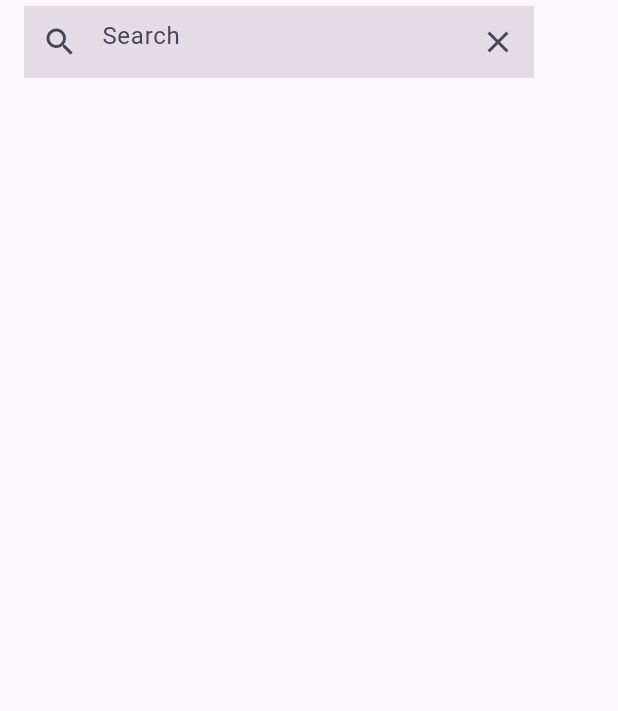
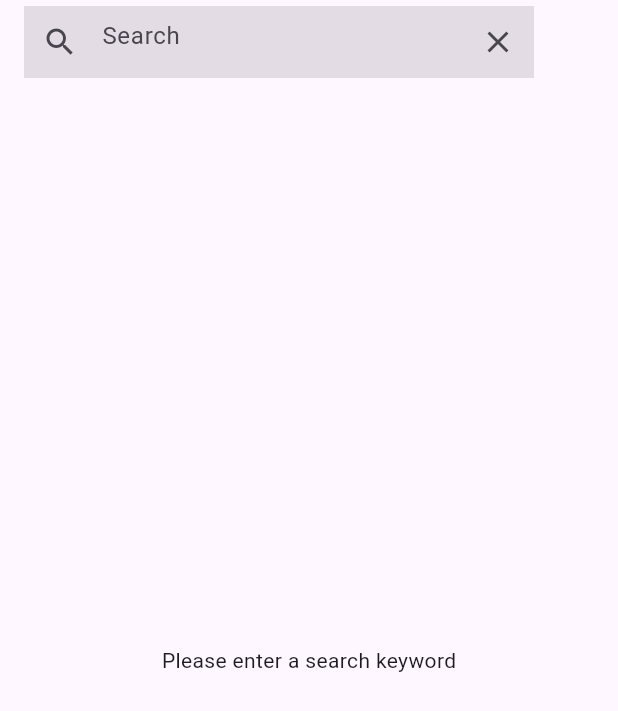
Before and after one commit to Satoru0529/flutter-engineer-codecheck, a Flutter app: the screen it shows after launch, on a phone screen of 412 x 824 dp. Shown: the top 711 px of the screen. Run offline on Flutter 3.47's test engine with Material 3 defaults, Android fonts, the phone set to English and light mode, and no system bars; our stand-ins replace flutter_riverpod, freezed_annotation; generated files the repository leaves out were written again.

Commit message:
feat: 多言語化を対応

```diff
--- /dev/null
+++ b/l10n.yaml
@@ -0,0 +1,3 @@
+arb-dir: lib/core/l10n
+template-arb-file: app_en.arb
+output-localization-file: app_localizations.dart
--- /dev/null
+++ b/lib/core/l10n/app_en.arb
@@ -0,0 +1,7 @@
+{
+  "@@locale": "en",
+  "search": "Search",
+  "pleaseEnter": "Please enter a search keyword",
+  "notFound": "No repositories were found that contain the entered search keyword.",
+  "error": "An error has occurred"
+}
--- /dev/null
+++ b/lib/core/l10n/l10n.dart
@@ -0,0 +1,14 @@
+import 'package:flutter/material.dart';
+
+import 'package:flutter_gen/gen_l10n/app_localizations.dart';
+
+class L10n {
+  static AppLocalizations of(BuildContext context) =>
+      AppLocalizations.of(context)!;
+
+  static const List<LocalizationsDelegate<dynamic>> localizationsDelegates =
+      AppLocalizations.localizationsDelegates;
+
+  static const List<Locale> supportedLocales =
+      AppLocalizations.supportedLocales;
+}
--- a/lib/main.dart
+++ b/lib/main.dart
@@ -1,5 +1,7 @@
 import 'package:flutter/material.dart';
 import 'package:flutter/services.dart';
+import 'package:flutter_localizations/flutter_localizations.dart';
+import 'package:flutter_gen/gen_l10n/app_localizations.dart';
 import 'package:flutter_riverpod/flutter_riverpod.dart';
 
 import 'presentation/page/search_page.dart';
@@ -17,11 +19,20 @@ void main() {
 class MyApp extends StatelessWidget {
   const MyApp({super.key});
 
-  // This widget is the root of your application.
   @override
   Widget build(BuildContext context) {
     return MaterialApp(
       title: 'Flutter Demo',
+      localizationsDelegates: const [
+        AppLocalizations.delegate,
+        GlobalMaterialLocalizations.delegate,
+        GlobalWidgetsLocalizations.delegate,
+        GlobalCupertinoLocalizations.delegate,
+      ],
+      supportedLocales: const [
+        Locale('ja', ''),
+        Locale('en', ''),
+      ],
       theme: ThemeData(
         useMaterial3: true,
         brightness: Brightness.light,
--- a/lib/presentation/component/search_text_field.dart
+++ b/lib/presentation/component/search_text_field.dart
@@ -1,6 +1,7 @@
 import 'package:flutter/material.dart';
 import 'package:flutter_riverpod/flutter_riverpod.dart';
 
+import '../../core/l10n/l10n.dart';
 import '../notifier/github_repo_list_notifier.dart';
 
 class SearchTextField extends ConsumerWidget {
@@ -16,7 +17,7 @@ class SearchTextField extends ConsumerWidget {
       child: TextField(
         controller: notifier.searchController,
         decoration: InputDecoration(
-          hintText: 'Search',
+          hintText: L10n.of(context).search,
           fillColor: Theme.of(context).colorScheme.onSurface.withOpacity(0.12),
           filled: true,
           border: InputBorder.none,
--- a/pubspec.yaml
+++ b/pubspec.yaml
@@ -11,6 +11,10 @@ environment:
 dependencies:
   flutter:
     sdk: flutter
+
+  flutter_localizations:
+    sdk: flutter
+  intl:
 
   cupertino_icons:
 
@@ -35,3 +39,4 @@ dev_dependencies:
 flutter:
 
   uses-material-design: true
+  generate: true
```
Also changed, not shown: lib/core/l10n/app_ja.arb (added, +7 -0 lines), lib/presentation/component/github_repo_list.dart (+10 -2 lines), pubspec.lock.
